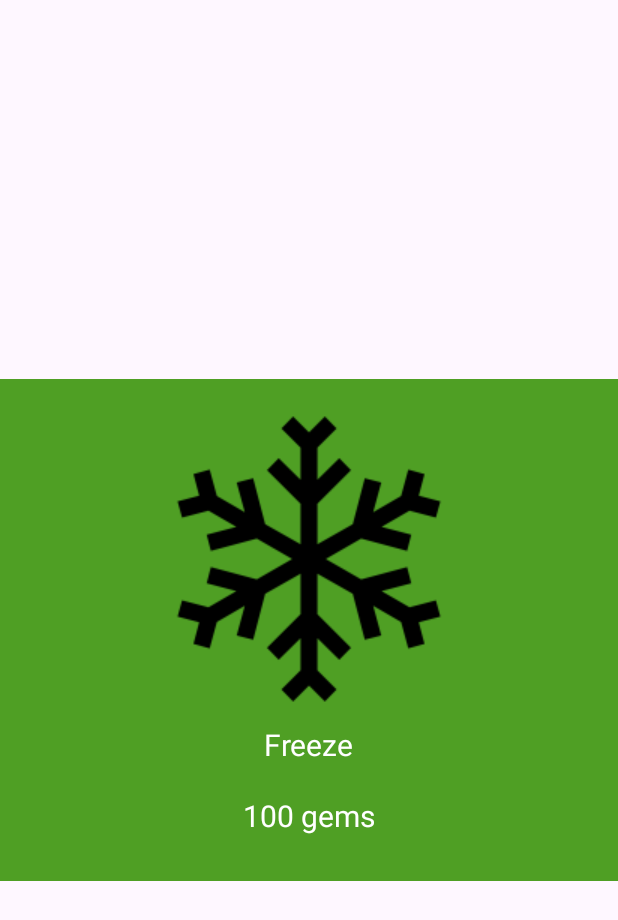
After one commit to MarshallAtlas/Habitat, an Android app: the layout shop_item.xml on its own in the app's theme, with its tools: preview values and no code run, on a phone screen of 412 x 824 dp. The commit adds this screen. Shown: the top 920 px of the screen. Run offline under Robolectric (Android 15) with nearby library versions, the phone set to English and light mode, and no system bars.

Commit message:
ADDED RESET FUNCTION SHOP ITEMS YOU CAN NOW BUY AND IT PUTS IT IN USERS PURCHASED ITEMS ARRAY TO KNOW IF THEY HAVE PURCHASED IT ALREADY, UPDATE USER INFO WHEN BUYING ITEM

```diff
--- /dev/null
+++ b/app/src/main/res/layout/shop_item.xml
@@ -0,0 +1,47 @@
+<?xml version="1.0" encoding="utf-8"?>
+<androidx.constraintlayout.widget.ConstraintLayout
+    xmlns:android="http://schemas.android.com/apk/res/android"
+    xmlns:app="http://schemas.android.com/apk/res-auto"
+    xmlns:tools="http://schemas.android.com/tools"
+    android:layout_width="match_parent"
+    android:layout_height="wrap_content"
+    android:background="#BFEDBF"
+    android:layout_marginTop="8dp"
+    android:padding="20dp"
+    android:layout_gravity="center"
+    android:backgroundTint="#4F9F24">
+
+    <LinearLayout
+        android:layout_width="match_parent"
+        android:layout_height="match_parent"
+        android:orientation="vertical">
+
+        <ImageView
+            android:id="@+id/imageView6"
+            android:layout_width="match_parent"
+            android:layout_height="wrap_content"
+            app:srcCompat="@drawable/freeze" />
+
+        <TextView
+            android:id="@+id/item_name_display"
+            android:layout_width="wrap_content"
+            android:layout_height="wrap_content"
+            android:layout_gravity="center"
+            android:padding="10dp"
+            android:text="Freeze"
+            android:textColor="#FFFFFF"
+            android:textSize="20sp" />
+
+        <TextView
+            android:id="@+id/item_price_display"
+            android:layout_width="wrap_content"
+            android:layout_height="wrap_content"
+            android:layout_gravity="center"
+            android:padding="10dp"
+            android:text="100 gems"
+            android:textColor="#FFFFFF"
+            android:textSize="20sp" />
+    </LinearLayout>
+
+
+</androidx.constraintlayout.widget.ConstraintLayout>
```
Also changed, not shown: app/src/main/java/ph/edu/dlsu/mobdeve/florendo/mapa/habitat/HabitatView.java (+94 -2 lines), app/src/main/java/ph/edu/dlsu/mobdeve/florendo/mapa/habitat/Shop.java (+195 -0 lines), app/src/main/java/ph/edu/dlsu/mobdeve/florendo/mapa/habitat/ShopItemAdapter.java (added, +79 -0 lines), app/src/main/java/ph/edu/dlsu/mobdeve/florendo/mapa/habitat/ShopItems.java (added, +42 -0 lines), app/src/main/res/layout/activity_shop.xml (+7 -2 lines), app/src/main/res/drawable/freeze.png (added).
